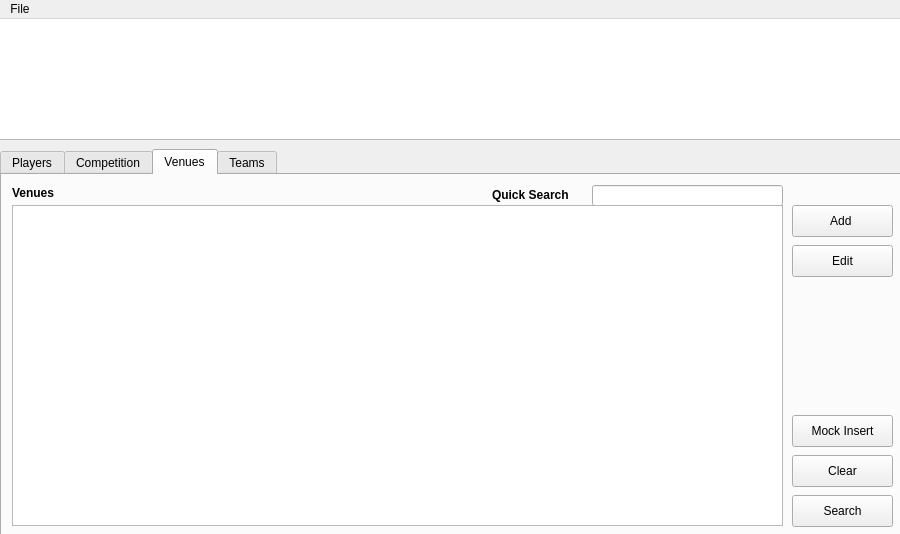
This is mainwindow.ui in stefanmarjanovic/Comp as Qt 5 draws it before an edit. The edited form follows.
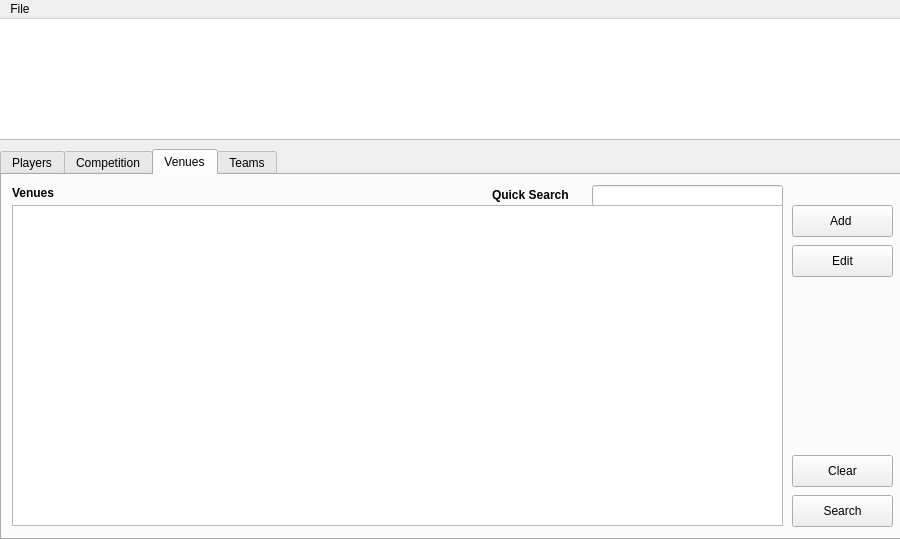
This is the edited form. The open tabs and pages were chosen to show the change. Icons and pictures are not drawn.

Diff of the .ui file:
```diff
--- a/mainwindow.ui
+++ b/mainwindow.ui
@@ -7,7 +7,7 @@
     <x>0</x>
     <y>0</y>
     <width>900</width>
-    <height>534</height>
+    <height>539</height>
    </rect>
   </property>
   <property name="minimumSize">
@@ -25,7 +25,19 @@
   <property name="windowTitle">
    <string>MainWindow</string>
   </property>
+  <property name="styleSheet">
+   <string notr="true">/*QWidget{
+background-color: rgb(54, 54, 54);
+color: rgb(213, 209, 209);
+font: 75 15pt &quot;Arial&quot;;
+}
+QLineEdit{ background: grey; };
+*/</string>
+  </property>
   <widget class="QWidget" name="centralWidget">
+   <property name="styleSheet">
+    <string notr="true"/>
+   </property>
    <widget class="QGraphicsView" name="graphicsView">
     <property name="geometry">
      <rect>
@@ -222,20 +234,7 @@
      <attribute name="title">
       <string>Venues</string>
      </attribute>
-     <widget class="QPushButton" name="mockInsert_2">
-      <property name="geometry">
-       <rect>
-        <x>790</x>
-        <y>240</y>
-        <width>101</width>
-        <height>32</height>
-       </rect>
-      </property>
-      <property name="text">
-       <string>Mock Insert</string>
-      </property>
-     </widget>
-     <widget class="QLineEdit" name="quickSearch_2">
+     <widget class="QLineEdit" name="quickSearchVenue">
       <property name="geometry">
        <rect>
         <x>590</x>
```
Left out of the diff: 7 changed lines with no effect on the pictures.
